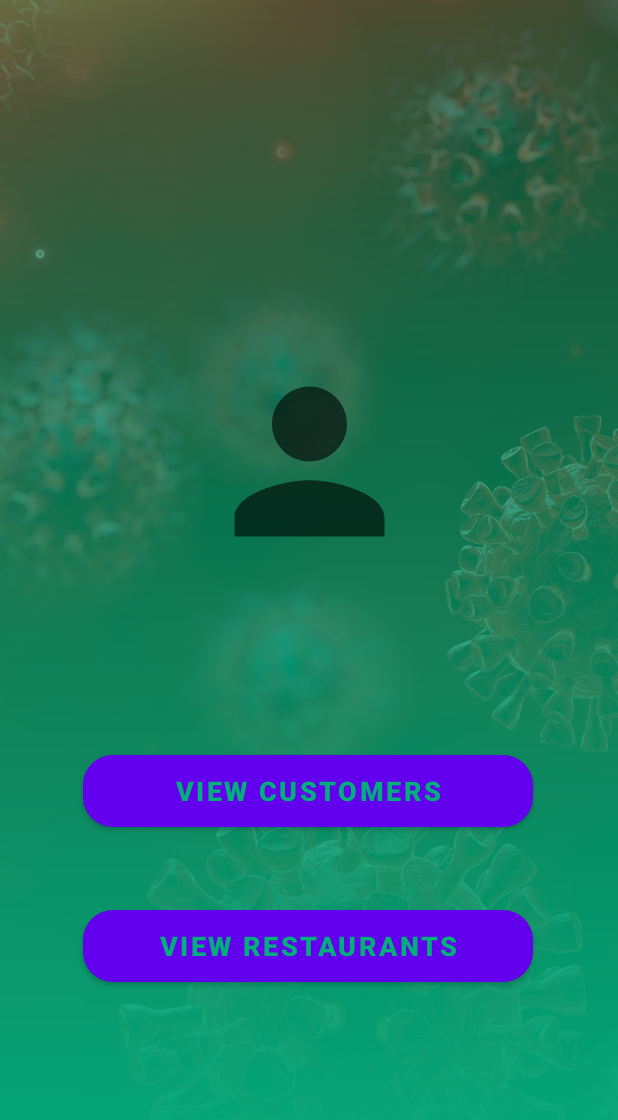
After one commit to skessler79/Covid_Tracking_App, an Android app: the layout activity_admin_profile.xml on its own in the app's theme, with its tools: preview values and no code run, on a phone screen of 412 x 824 dp. The commit adds this screen. Shown: the top 1120 px of the screen. Run offline under Robolectric (Android 15) with nearby library versions, the phone set to English and light mode, and no system bars.

Commit message:
now the program can differentiate customer and admin

```diff
--- /dev/null
+++ b/Covid19ContactTracing/app/src/main/res/layout/activity_admin_profile.xml
@@ -0,0 +1,77 @@
+<?xml version="1.0" encoding="utf-8"?>
+<RelativeLayout xmlns:android="http://schemas.android.com/apk/res/android"
+    xmlns:app="http://schemas.android.com/apk/res-auto"
+    xmlns:tools="http://schemas.android.com/tools"
+    android:layout_width="match_parent"
+    android:layout_height="match_parent"
+    tools:context=".CustomerProfileActivity">
+
+    <ImageView
+        android:layout_width="match_parent"
+        android:layout_height="match_parent"
+        android:src="@drawable/c19_background"
+        android:scaleType="centerCrop"/>
+
+    <ImageView
+        android:layout_width="match_parent"
+        android:layout_height="match_parent"
+        android:src="@drawable/image_visibility"/>
+
+    <androidx.constraintlayout.widget.ConstraintLayout
+        android:layout_width="434dp"
+        android:layout_height="766dp"
+        android:orientation="vertical"
+        tools:layout_editor_absoluteX="1dp"
+        tools:layout_editor_absoluteY="1dp">
+
+        <Button
+            android:id="@+id/checkInBtn2"
+            android:layout_width="300dp"
+            android:layout_height="wrap_content"
+            android:layout_marginTop="503dp"
+            android:layout_marginBottom="8dp"
+            android:background="@drawable/button_scan_background"
+            android:text="VIEW CUSTOMERS"
+            android:textColor="#03AE7D"
+            android:textSize="18sp"
+            android:textStyle="bold"
+            app:layout_constraintBottom_toBottomOf="parent"
+            app:layout_constraintEnd_toEndOf="parent"
+            app:layout_constraintHorizontal_bias="0.495"
+            app:layout_constraintStart_toStartOf="parent"
+            app:layout_constraintTop_toTopOf="parent"
+            app:layout_constraintVertical_bias="0.0" />
+
+        <Button
+            android:id="@+id/checkInBtn"
+            android:layout_width="300dp"
+            android:layout_height="wrap_content"
+            android:layout_marginTop="503dp"
+            android:layout_marginBottom="8dp"
+            android:background="@drawable/button_scan_background"
+            android:text="VIEW RESTAURANTS"
+            android:textColor="#03AE7D"
+            android:textSize="18sp"
+            android:textStyle="bold"
+            app:layout_constraintBottom_toBottomOf="parent"
+            app:layout_constraintEnd_toEndOf="parent"
+            app:layout_constraintHorizontal_bias="0.495"
+            app:layout_constraintStart_toStartOf="parent"
+            app:layout_constraintTop_toTopOf="parent" />
+
+        <ImageView
+            android:id="@+id/imageView10"
+            android:layout_width="150dp"
+            android:layout_height="150dp"
+            android:layout_marginTop="8dp"
+            app:layout_constraintBottom_toTopOf="@+id/checkInBtn"
+            app:layout_constraintEnd_toEndOf="parent"
+            app:layout_constraintHorizontal_bias="0.5"
+            app:layout_constraintStart_toStartOf="parent"
+            app:layout_constraintTop_toTopOf="parent"
+            app:srcCompat="@drawable/ic_baseline_person_24" />
+
+
+    </androidx.constraintlayout.widget.ConstraintLayout>
+
+</RelativeLayout>
```
Also changed, not shown: Covid19ContactTracing/app/src/main/java/com/example/covid_19contacttracing/AdminProfileFragment.java (added, +170 -0 lines), Covid19ContactTracing/app/src/main/java/com/example/covid_19contacttracing/TestDrawerActivity.java (+34 -24 lines), 1 other file.
